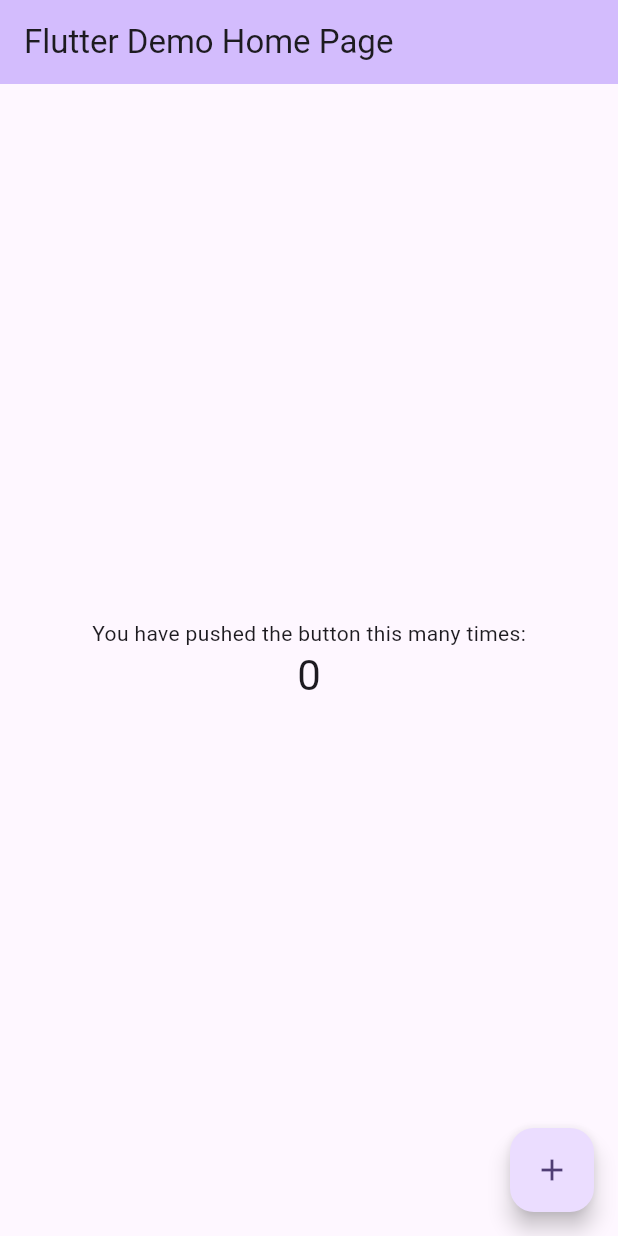
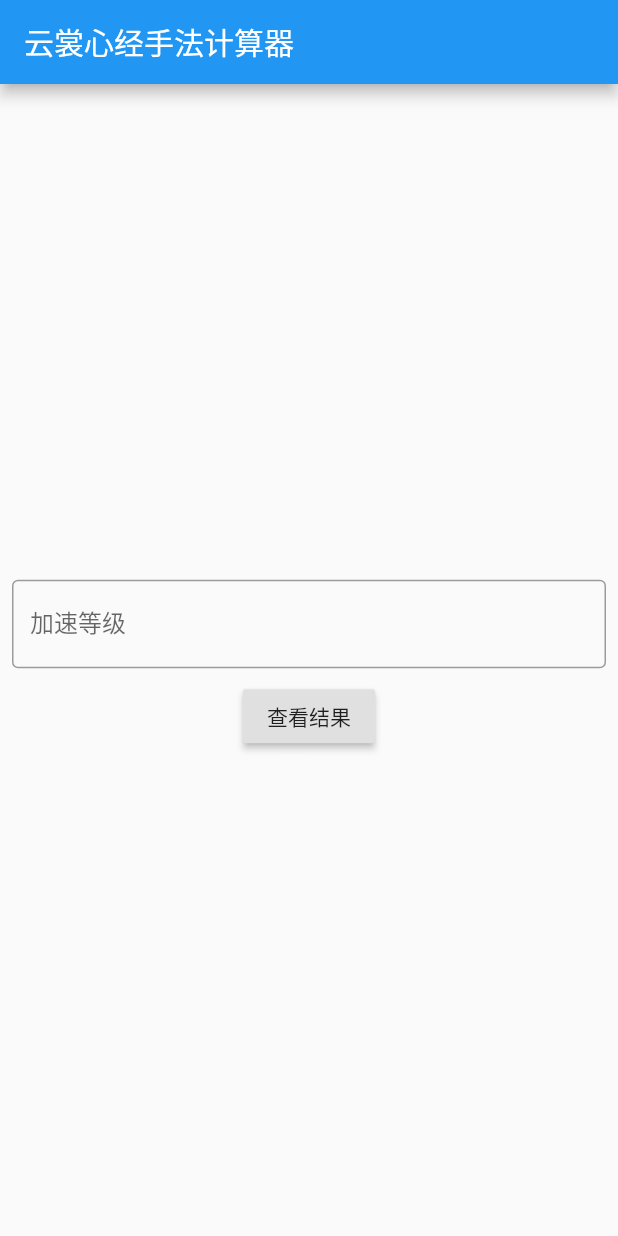
Before and after one commit to 0Hyacinth0/cloudy, a Flutter app: the screen it shows after launch, on a phone screen of 412 x 824 dp. Run offline on Flutter 3.47's test engine with Material 2 defaults, Android fonts, the phone set to English and light mode, and no system bars.

Commit message:
update20230609

```diff
--- a/lib/main.dart
+++ b/lib/main.dart
@@ -1,125 +1,75 @@
+// 导入 Flutter 相关的包
 import 'package:flutter/material.dart';
 
 void main() {
-  runApp(const MyApp());
+  runApp(MyApp());
 }
 
 class MyApp extends StatelessWidget {
-  const MyApp({super.key});
-
-  // This widget is the root of your application.
   @override
   Widget build(BuildContext context) {
     return MaterialApp(
-      title: 'Flutter Demo',
+      title: '云裳心经手法计算器',
       theme: ThemeData(
-        // This is the theme of your application.
-        //
-        // TRY THIS: Try running your application with "flutter run". You'll see
-        // the application has a blue toolbar. Then, without quitting the app,
-        // try changing the seedColor in the colorScheme below to Colors.green
-        // and then invoke "hot reload" (save your changes or press the "hot
-        // reload" button in a Flutter-supported IDE, or press "r" if you used
-        // the command line to start the app).
-        //
-        // Notice that the counter didn't reset back to zero; the application
-        // state is not lost during the reload. To reset the state, use hot
-        // restart instead.
-        //
-        // This works for code too, not just values: Most code changes can be
-        // tested with just a hot reload.
-        colorScheme: ColorScheme.fromSeed(seedColor: Colors.deepPurple),
-        useMaterial3: true,
+        primarySwatch: Colors.blue,
       ),
-      home: const MyHomePage(title: 'Flutter Demo Home Page'),
+      home: MyHomePage(title: '云裳心经手法计算器'),
     );
   }
 }
 
 class MyHomePage extends StatefulWidget {
-  const MyHomePage({super.key, required this.title});
-
-  // This widget is the home page of your application. It is stateful, meaning
-  // that it has a State object (defined below) that contains fields that affect
-  // how it looks.
-
-  // This class is the configuration for the state. It holds the values (in this
-  // case the title) provided by the parent (in this case the App widget) and
-  // used by the build method of the State. Fields in a Widget subclass are
-  // always marked "final".
+  MyHomePage({Key key, this.title}) : super(key: key);
 
   final String title;
 
   @override
-  State<MyHomePage> createState() => _MyHomePageState();
+  _MyHomePageState createState() => _MyHomePageState();
 }
 
 class _MyHomePageState extends State<MyHomePage> {
-  int _counter = 0;
+  TextEditingController _speedLevelController = TextEditingController();
 
-  void _incrementCounter() {
-    setState(() {
-      // This call to setState tells the Flutter framework that something has
-      // changed in this State, which causes it to rerun the build method below
-      // so that the display can reflect the updated values. If we changed
-      // _counter without calling setState(), then the build method would not be
-      // called again, and so nothing would appear to happen.
-      _counter++;
-    });
+  void _calculate() {
+    // 获取输入的加速等级
+    int speedLevel = int.tryParse(_speedLevelController.text);
+
+    if (speedLevel == null) {
+      // 处理无效输入
+      print('输入无效');
+      return;
+    }
+
+    // 在此处执行计算操作
+    print('加速等级: $speedLevel');
   }
 
   @override
   Widget build(BuildContext context) {
-    // This method is rerun every time setState is called, for instance as done
-    // by the _incrementCounter method above.
-    //
-    // The Flutter framework has been optimized to make rerunning build methods
-    // fast, so that you can just rebuild anything that needs updating rather
-    // than having to individually change instances of widgets.
     return Scaffold(
-      appBar: AppBar(
-        // TRY THIS: Try changing the color here to a specific color (to
-        // Colors.amber, perhaps?) and trigger a hot reload to see the AppBar
-        // change color while the other colors stay the same.
-        backgroundColor: Theme.of(context).colorScheme.inversePrimary,
-        // Here we take the value from the MyHomePage object that was created by
-        // the App.build method, and use it to set our appbar title.
-        title: Text(widget.title),
-      ),
+      appBar: AppBar(title: Text(widget.title)),
       body: Center(
-        // Center is a layout widget. It takes a single child and positions it
-        // in the middle of the parent.
         child: Column(
-          // Column is also a layout widget. It takes a list of children and
-          // arranges them vertically. By default, it sizes itself to fit its
-          // children horizontally, and tries to be as tall as its parent.
-          //
-          // Column has various properties to control how it sizes itself and
-          // how it positions its children. Here we use mainAxisAlignment to
-          // center the children vertically; the main axis here is the vertical
-          // axis because Columns are vertical (the cross axis would be
-          // horizontal).
-          //
-          // TRY THIS: Invoke "debug painting" (choose the "Toggle Debug Paint"
-          // action in the IDE, or press "p" in the console), to see the
-          // wireframe for each widget.
           mainAxisAlignment: MainAxisAlignment.center,
           children: <Widget>[
-            const Text(
-              'You have pushed the button this many times:',
+            Padding(
+              padding: EdgeInsets.all(8.0),
+              child: TextField(
+                controller: _speedLevelController,
+                keyboardType: TextInputType.number,
+                decoration: InputDecoration(
+                  labelText: '加速等级',
+                  border: OutlineInputBorder(),
+                ),
+              ),
             ),
-            Text(
-              '$_counter',
-              style: Theme.of(context).textTheme.headlineMedium,
+            RaisedButton(
+              onPressed: _calculate,
+              child: Text('查看结果'),
             ),
           ],
         ),
       ),
-      floatingActionButton: FloatingActionButton(
-        onPressed: _incrementCounter,
-        tooltip: 'Increment',
-        child: const Icon(Icons.add),
-      ), // This trailing comma makes auto-formatting nicer for build methods.
     );
   }
 }
```
